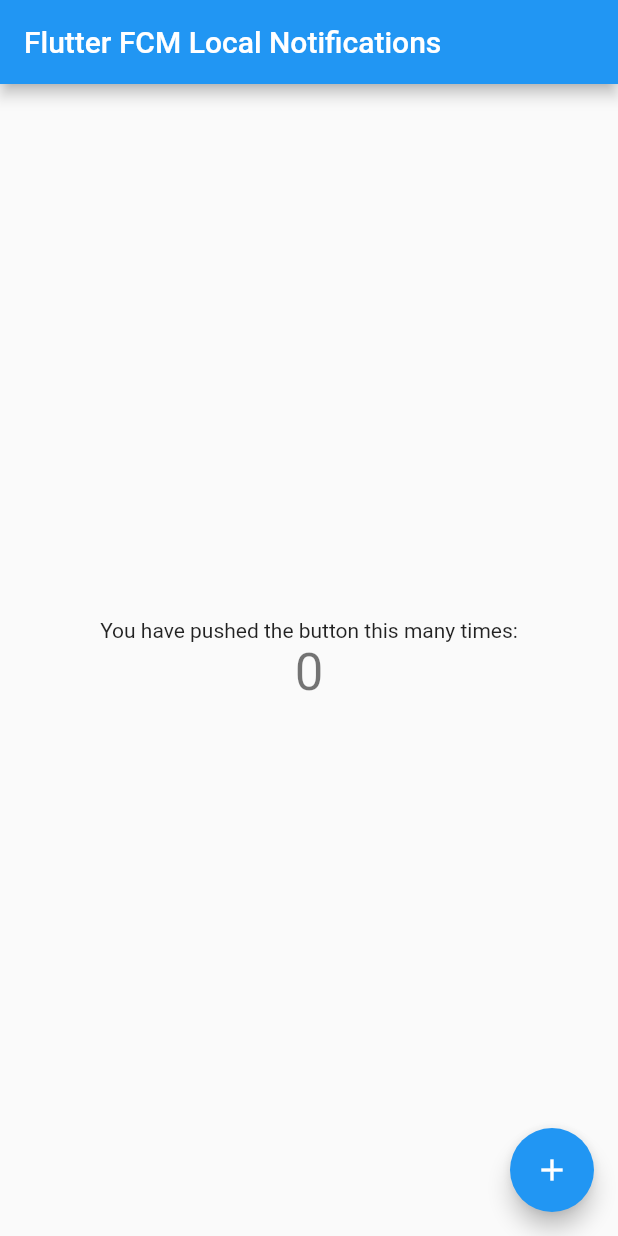
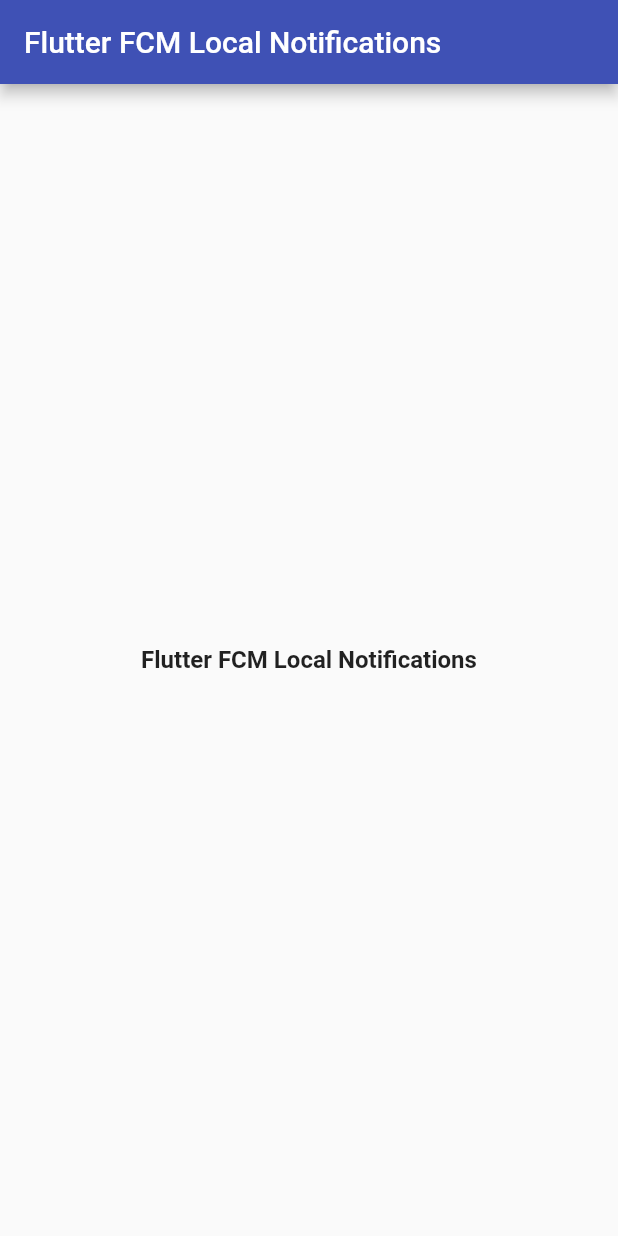
Before and after one commit to milon-dev/flutter_fcm_local_notifications, a Flutter app: the screen it shows after launch, on a phone screen of 412 x 824 dp. Run offline on Flutter 3.47's test engine with Material 2 defaults, Android fonts, the phone set to English and light mode, and no system bars; our stand-ins replace firebase_core, firebase_messaging; accounts and stored records are empty.

```diff
--- a/lib/main.dart
+++ b/lib/main.dart
@@ -20,8 +20,9 @@ class MyApp extends StatelessWidget {
   Widget build(BuildContext context) {
     return MaterialApp(
       title: 'Flutter FCM Local Notifications',
+      debugShowCheckedModeBanner: false,
       theme: ThemeData(
-        primarySwatch: Colors.blue,
+        primarySwatch: Colors.indigo,
       ),
       home: const MyHomePage(title: 'Flutter FCM Local Notifications'),
     );
@@ -61,71 +62,25 @@ class _MyHomePageState extends State<MyHomePage> {
         print('=====>>> Handling a background message: ${message.notification!.body}');
       }
     });
-
-  }
-
-  int _counter = 0;
-
-  void _incrementCounter() {
-    setState(() {
-      // This call to setState tells the Flutter framework that something has
-      // changed in this State, which causes it to rerun the build method below
-      // so that the display can reflect the updated values. If we changed
-      // _counter without calling setState(), then the build method would not be
-      // called again, and so nothing would appear to happen.
-      _counter++;
-    });
   }
 
   @override
   Widget build(BuildContext context) {
-    // This method is rerun every time setState is called, for instance as done
-    // by the _incrementCounter method above.
-    //
-    // The Flutter framework has been optimized to make rerunning build methods
-    // fast, so that you can just rebuild anything that needs updating rather
-    // than having to individually change instances of widgets.
     return Scaffold(
       appBar: AppBar(
-        // Here we take the value from the MyHomePage object that was created by
-        // the App.build method, and use it to set our appbar title.
         title: Text(widget.title),
       ),
       body: Center(
-        // Center is a layout widget. It takes a single child and positions it
-        // in the middle of the parent.
         child: Column(
-          // Column is also a layout widget. It takes a list of children and
-          // arranges them vertically. By default, it sizes itself to fit its
-          // children horizontally, and tries to be as tall as its parent.
-          //
-          // Invoke "debug painting" (press "p" in the console, choose the
-          // "Toggle Debug Paint" action from the Flutter Inspector in Android
-          // Studio, or the "Toggle Debug Paint" command in Visual Studio Code)
-          // to see the wireframe for each widget.
-          //
-          // Column has various properties to control how it sizes itself and
-          // how it positions its children. Here we use mainAxisAlignment to
-          // center the children vertically; the main axis here is the vertical
-          // axis because Columns are vertical (the cross axis would be
-          // horizontal).
           mainAxisAlignment: MainAxisAlignment.center,
-          children: <Widget>[
-            const Text(
-              'You have pushed the button this many times:',
-            ),
+          children: const <Widget>[
             Text(
-              '$_counter',
-              style: Theme.of(context).textTheme.headline4,
+              'Flutter FCM Local Notifications',
+              style: TextStyle(fontSize: 16,fontWeight: FontWeight.bold),
             ),
           ],
         ),
       ),
-      floatingActionButton: FloatingActionButton(
-        onPressed: _incrementCounter,
-        tooltip: 'Increment',
-        child: const Icon(Icons.add),
-      ), // This trailing comma makes auto-formatting nicer for build methods.
     );
   }
 }
--- a/pubspec.yaml
+++ b/pubspec.yaml
@@ -1,4 +1,4 @@
-name: flutter_firebase_push_notification
+name: flutter_fcm_local_notifications
 description: A new Flutter project.
 
 # The following line prevents the package from being accidentally published to
```
Also changed, not shown: 9 other files.
